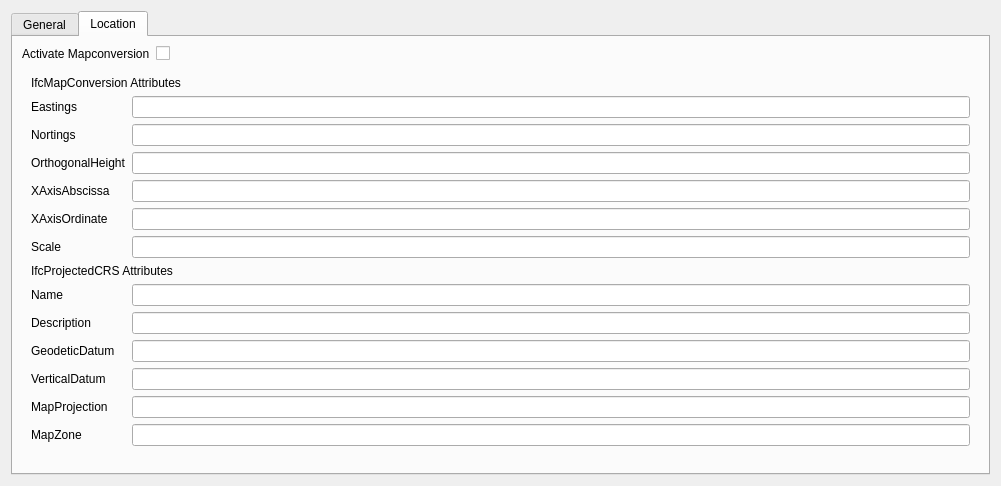
The window that boreholeGUI/module/settings/qt/Widget.ui (c-mellueh/IfcBorehole) describes before a commit, drawn with Qt 5.
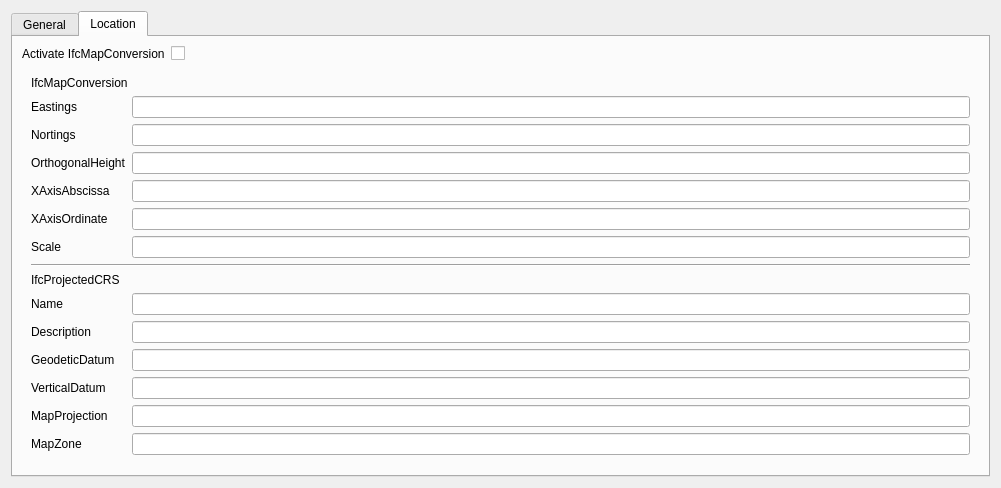
The same window after the commit. The open tabs and pages were chosen to show the change.

Commit message: rename Labels

Diff of the .ui file:
```diff
--- a/boreholeGUI/module/settings/qt/Widget.ui
+++ b/boreholeGUI/module/settings/qt/Widget.ui
@@ -185,7 +185,7 @@
                             <item row="0" column="0">
                                 <widget class="QLabel" name="label_2">
                                     <property name="text">
-                                        <string>Activate Mapconversion</string>
+                                        <string>Activate IfcMapConversion</string>
                                     </property>
                                 </widget>
                             </item>
@@ -202,6 +202,13 @@
                             <item row="1" column="0" colspan="2">
                                 <widget class="QWidget" name="wi_map_conversion" native="true">
                                     <layout class="QFormLayout" name="formLayout_4">
+                                        <item row="0" column="0" colspan="2">
+                                            <widget class="QLabel" name="le_map_conv">
+                                                <property name="text">
+                                                    <string>IfcMapConversion</string>
+                                                </property>
+                                            </widget>
+                                        </item>
                                         <item row="1" column="0">
                                             <widget class="QLabel" name="le_map_conv_easting">
                                                 <property name="text">
@@ -262,80 +269,80 @@
                                         <item row="6" column="1">
                                             <widget class="QLineEdit" name="le_scale"/>
                                         </item>
-                                        <item row="0" column="0" colspan="2">
-                                            <widget class="QLabel" name="le_map_conv">
-                                                <property name="text">
-                                                    <string>IfcMapConversion Attributes</string>
-                                                </property>
-                                            </widget>
-                                        </item>
-                                        <item row="7" column="0" colspan="2">
+                                        <item row="8" column="0" colspan="2">
                                             <widget class="QLabel" name="la_crs">
                                                 <property name="text">
-                                                    <string>IfcProjectedCRS Attributes</string>
+                                                    <string>IfcProjectedCRS</string>
                                                 </property>
                                             </widget>
                                         </item>
-                                        <item row="8" column="0">
+                                        <item row="9" column="0">
                                             <widget class="QLabel" name="la_crs_name">
                                                 <property name="text">
                                                     <string>Name</string>
                                                 </property>
                                             </widget>
                                         </item>
-                                        <item row="9" column="0">
+                                        <item row="9" column="1">
+                                            <widget class="QLineEdit" name="le_crs_name"/>
+                                        </item>
+                                        <item row="10" column="0">
                                             <widget class="QLabel" name="la_crs_description">
                                                 <property name="text">
                                                     <string>Description</string>
                                                 </property>
                                             </widget>
                                         </item>
-                                        <item row="10" column="0">
+                                        <item row="10" column="1">
+                                            <widget class="QLineEdit" name="le_crs_description"/>
+                                        </item>
+                                        <item row="11" column="0">
                                             <widget class="QLabel" name="la_geodetic_datum">
                                                 <property name="text">
                                                     <string>GeodeticDatum</string>
                                                 </property>
                                             </widget>
                                         </item>
-                                        <item row="11" column="0">
+                                        <item row="11" column="1">
+                                            <widget class="QLineEdit" name="le_geodetic_datum"/>
+                                        </item>
+                                        <item row="12" column="0">
                                             <widget class="QLabel" name="la_vertical_datum">
                                                 <property name="text">
                                                     <string>VerticalDatum</string>
                                                 </property>
                                             </widget>
                                         </item>
-                                        <item row="12" column="0">
+                                        <item row="12" column="1">
+                                            <widget class="QLineEdit" name="le_vertical_datum"/>
+                                        </item>
+                                        <item row="13" column="0">
                                             <widget class="QLabel" name="la_map_projection">
                                                 <property name="text">
                                                     <string>MapProjection</string>
                                                 </property>
                                             </widget>
                                         </item>
-                                        <item row="9" column="1">
-                                            <widget class="QLineEdit" name="le_crs_description"/>
-                                        </item>
-                                        <item row="8" column="1">
-                                            <widget class="QLineEdit" name="le_crs_name"/>
-                                        </item>
-                                        <item row="10" column="1">
-                                            <widget class="QLineEdit" name="le_geodetic_datum"/>
-                                        </item>
-                                        <item row="11" column="1">
-                                            <widget class="QLineEdit" name="le_vertical_datum"/>
-                                        </item>
-                                        <item row="12" column="1">
+                                        <item row="13" column="1">
                                             <widget class="QLineEdit" name="le_map_projection"/>
                                         </item>
-                                        <item row="13" column="0">
+                                        <item row="14" column="0">
                                             <widget class="QLabel" name="le_crs_map_zone">
                                                 <property name="text">
                                                     <string>MapZone</string>
                                                 </property>
                                             </widget>
                                         </item>
-                                        <item row="13" column="1">
+                                        <item row="14" column="1">
                                             <widget class="QLineEdit" name="le_mapzone"/>
                                         </item>
+                                        <item row="7" column="0" colspan="2">
+                                            <widget class="Line" name="line">
+                                                <property name="orientation">
+                                                    <enum>Qt::Horizontal</enum>
+                                                </property>
+                                            </widget>
+                                        </item>
                                     </layout>
                                 </widget>
                             </item>
```
Left out of the diff: 2 changed lines with no effect on the pictures. The commit also changes 1 other file.
